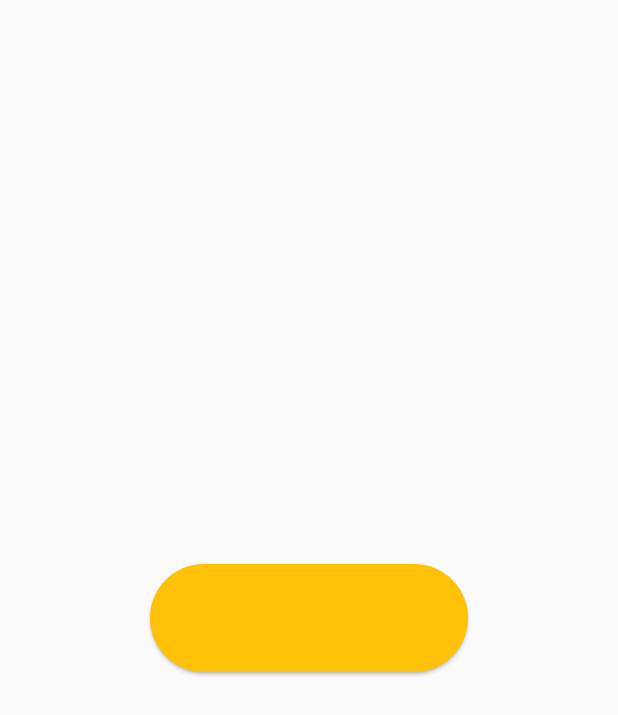
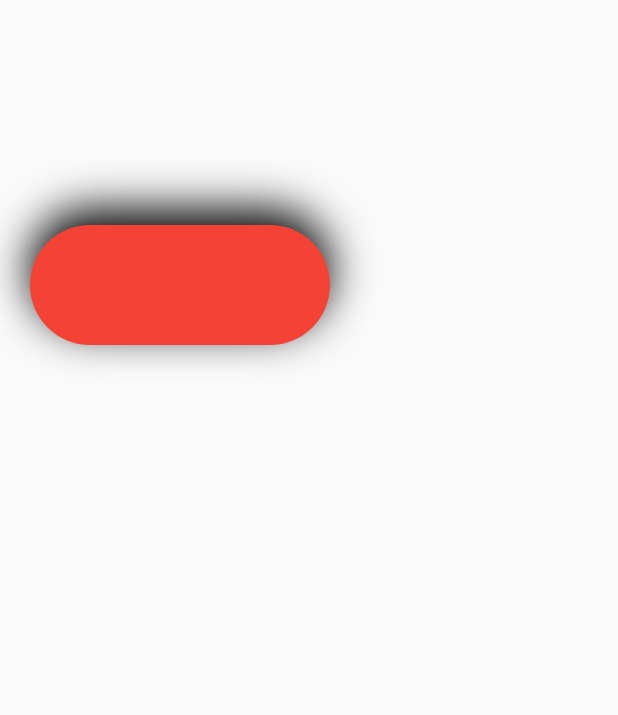
Before and after one commit to vatiza/Flutter_Widgets_Learning, a Flutter app: the screen it shows after launch, on a phone screen of 412 x 824 dp. Shown: the top 715 px of the screen. Run offline on Flutter 3.47's test engine with Material 2 defaults, Android fonts, the phone set to English and light mode, and no system bars.

Commit message:
box shadow top

```diff
--- a/lib/main.dart
+++ b/lib/main.dart
@@ -8,17 +8,26 @@ class MyApp extends StatelessWidget {
     return MaterialApp(
       debugShowCheckedModeBanner: false,
       home: Scaffold(
-          body: Center(
-        child: SizedBox(
+        body: Container(
+          margin: const EdgeInsets.only(top: 150, left: 20),
+          width: 200,
           height: 80,
-          width: 220,
-          child: Card(
-            shape:
-                RoundedRectangleBorder(borderRadius: BorderRadius.circular(40)),
-            color: Colors.amber,
+          decoration: const BoxDecoration(
+            borderRadius: BorderRadius.all(Radius.circular(50)),
+            boxShadow: [
+              BoxShadow(
+                  color: Colors.black, //New
+                  blurRadius: 25.0,
+                  offset: Offset(00, -10))
+            ],
+          ),
+          child: Container(
+            decoration: const BoxDecoration(
+                borderRadius: BorderRadius.all(Radius.circular(50)),
+                color: Colors.red),
           ),
         ),
-      )),
+      ),
     );
   }
 }
```
